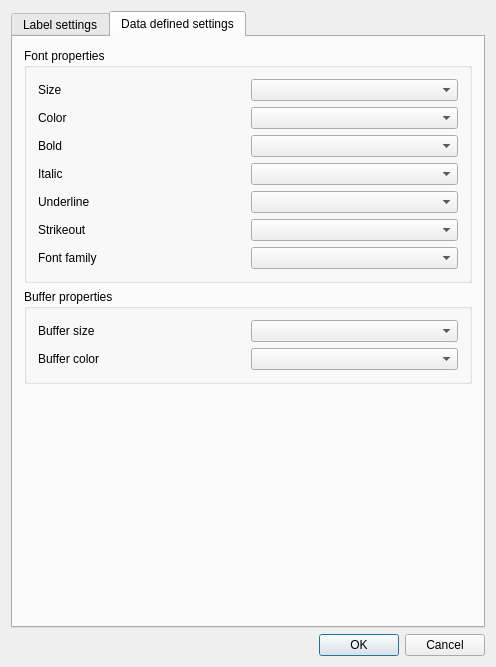
Before: the Qt Designer form qgis/src/ui/qgslabelingguibase.ui in sourcepole/qgis, drawn with Qt 5.
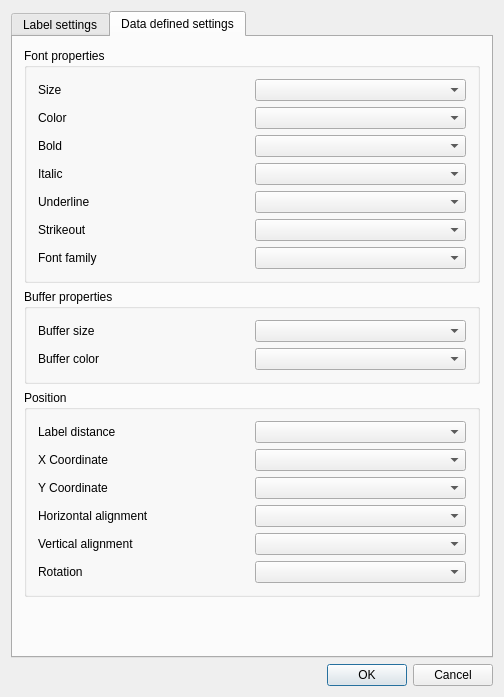
After: the same form once the commit is applied. The open tabs and pages were chosen to show the change. Icons and pictures are not drawn. Custom widgets are drawn as their Qt base class.

Commit message: [FEATURE] Data defined label position in new labeling - from Marco Hugentobler.

Patch:
```diff
--- a/qgis/src/ui/qgslabelingguibase.ui
+++ b/qgis/src/ui/qgslabelingguibase.ui
@@ -6,8 +6,8 @@
    <rect>
     <x>0</x>
     <y>0</y>
-    <width>496</width>
-    <height>659</height>
+    <width>504</width>
+    <height>686</height>
    </rect>
   </property>
   <property name="windowTitle">
@@ -396,7 +396,7 @@
               </item>
              </layout>
             </item>
-            <item row="1" column="0">
+            <item row="2" column="0">
              <widget class="QLabel" name="label_29">
               <property name="sizePolicy">
                <sizepolicy hsizetype="Preferred" vsizetype="Preferred">
@@ -412,7 +412,7 @@
               </property>
              </widget>
             </item>
-            <item row="1" column="1">
+            <item row="2" column="1">
              <layout class="QHBoxLayout" name="horizontalLayout_16">
               <item>
                <widget class="QgsColorButton" name="btnTextColor">
@@ -445,7 +445,7 @@
               </item>
              </layout>
             </item>
-            <item row="2" column="0">
+            <item row="3" column="0">
              <widget class="QLabel" name="label_30">
               <property name="text">
                <string>Buffer</string>
@@ -455,7 +455,7 @@
               </property>
              </widget>
             </item>
-            <item row="2" column="1">
+            <item row="3" column="1">
              <layout class="QHBoxLayout" name="horizontalLayout_17">
               <item>
                <widget class="QCheckBox" name="chkBuffer">
@@ -512,7 +512,7 @@
               </item>
              </layout>
             </item>
-            <item row="4" column="0">
+            <item row="5" column="0">
              <widget class="QLabel" name="label_33">
               <property name="sizePolicy">
                <sizepolicy hsizetype="Preferred" vsizetype="Preferred">
@@ -528,8 +528,14 @@
               </property>
              </widget>
             </item>
-            <item row="4" column="1">
+            <item row="5" column="1">
              <widget class="QgsLabelPreview" name="lblFontPreview">
+              <property name="sizePolicy">
+               <sizepolicy hsizetype="Fixed" vsizetype="Fixed">
+                <horstretch>0</horstretch>
+                <verstretch>0</verstretch>
+               </sizepolicy>
+              </property>
               <property name="minimumSize">
                <size>
                 <width>30</width>
@@ -544,13 +550,45 @@
               </property>
              </widget>
             </item>
-            <item row="3" column="0" colspan="2">
+            <item row="4" column="0" colspan="2">
              <widget class="Line" name="line_4">
               <property name="orientation">
                <enum>Qt::Horizontal</enum>
               </property>
              </widget>
             </item>
+            <item row="1" column="0">
+             <widget class="QLabel" name="mFontSizeLabel">
+              <property name="text">
+               <string>Font size</string>
+              </property>
+             </widget>
+            </item>
+            <item row="1" column="1">
+             <layout class="QHBoxLayout" name="horizontalLayout">
+              <item>
+               <widget class="QDoubleSpinBox" name="mFontSizeSpinBox">
+                <property name="maximum">
+                 <double>999999999.000000000000000</double>
+                </property>
+               </widget>
+              </item>
+              <item>
+               <widget class="QComboBox" name="mFontSizeUnitComboBox">
+                <item>
+                 <property name="text">
+                  <string>In points</string>
+                 </property>
+                </item>
+                <item>
+                 <property name="text">
+                  <string>In map units</string>
+                 </property>
+                </item>
+               </widget>
+              </item>
+             </layout>
+            </item>
            </layout>
           </widget>
          </item>
@@ -678,7 +716,7 @@
          </property>
         </widget>
        </item>
-       <item row="7" column="0">
+       <item row="8" column="0">
         <layout class="QHBoxLayout" name="horizontalLayout_19">
          <item>
           <widget class="QLabel" name="label_19">
@@ -696,7 +734,7 @@
          </item>
         </layout>
        </item>
-       <item row="8" column="0">
+       <item row="9" column="0">
         <layout class="QHBoxLayout" name="horizontalLayout_20">
          <item>
           <widget class="QCheckBox" name="chkNoObstacle">
@@ -733,13 +771,20 @@
          </item>
         </layout>
        </item>
+       <item row="7" column="0">
+        <widget class="QCheckBox" name="chkAddDirectionSymbol">
+         <property name="text">
+          <string>add direction symbol</string>
+         </property>
+        </widget>
+       </item>
       </layout>
      </widget>
      <widget class="QWidget" name="tab_4">
       <attribute name="title">
        <string>Data defined settings</string>
       </attribute>
-      <layout class="QGridLayout" name="gridLayout_4">
+      <layout class="QGridLayout" name="gridLayout_3">
        <item row="0" column="0">
         <widget class="QGroupBox" name="mFontAttributePropertiesGroupBox">
          <property name="sizePolicy">
@@ -753,8 +798,6 @@
          </property>
          <layout class="QGridLayout" name="gridLayout">
           <item row="0" column="0">
-           <layout class="QGridLayout" name="gridLayout_11">
-            <item row="0" column="0">
              <widget class="QLabel" name="mSizeLabel">
               <property name="text">
                <string>Size</string>
@@ -764,6 +807,16 @@
             <item row="0" column="1">
              <widget class="QComboBox" name="mSizeAttributeComboBox"/>
             </item>
+          <item row="1" column="0">
+           <widget class="QLabel" name="mColorLabel">
+            <property name="text">
+             <string>Color</string>
+            </property>
+           </widget>
+          </item>
+          <item row="1" column="1">
+           <widget class="QComboBox" name="mColorAttributeComboBox"/>
+          </item>
             <item row="2" column="0">
              <widget class="QLabel" name="mBoldLabel">
               <property name="text">
@@ -774,19 +827,6 @@
             <item row="2" column="1">
              <widget class="QComboBox" name="mBoldAttributeComboBox"/>
             </item>
-            <item row="1" column="1">
-             <widget class="QComboBox" name="mColorAttributeComboBox"/>
-            </item>
-            <item row="1" column="0">
-             <widget class="QLabel" name="mColorLabel">
-              <property name="text">
-               <string>Color</string>
-              </property>
-             </widget>
-            </item>
-            <item row="3" column="1">
-             <widget class="QComboBox" name="mItalicAttributeComboBox"/>
-            </item>
             <item row="3" column="0">
              <widget class="QLabel" name="mItalicLabel">
               <property name="text">
@@ -794,8 +834,8 @@
               </property>
              </widget>
             </item>
-            <item row="4" column="1">
-             <widget class="QComboBox" name="mUnderlineAttributeComboBox"/>
+          <item row="3" column="1">
+           <widget class="QComboBox" name="mItalicAttributeComboBox"/>
             </item>
             <item row="4" column="0">
              <widget class="QLabel" name="mUnderlineLabel">
@@ -804,18 +844,8 @@
               </property>
              </widget>
             </item>
-            <item row="6" column="1">
-             <widget class="QComboBox" name="mFontFamilyAttributeComboBox"/>
-            </item>
-            <item row="6" column="0">
-             <widget class="QLabel" name="mFontFamilyLabel">
-              <property name="text">
-               <string>Font family</string>
-              </property>
-             </widget>
-            </item>
-            <item row="5" column="1">
-             <widget class="QComboBox" name="mStrikeoutAttributeComboBox"/>
+          <item row="4" column="1">
+           <widget class="QComboBox" name="mUnderlineAttributeComboBox"/>
             </item>
             <item row="5" column="0">
              <widget class="QLabel" name="mStrikeoutLabel">
@@ -824,7 +854,18 @@
               </property>
              </widget>
             </item>
-           </layout>
+          <item row="5" column="1">
+           <widget class="QComboBox" name="mStrikeoutAttributeComboBox"/>
+          </item>
+          <item row="6" column="0">
+           <widget class="QLabel" name="mFontFamilyLabel">
+            <property name="text">
+             <string>Font family</string>
+            </property>
+           </widget>
+          </item>
+          <item row="6" column="1">
+           <widget class="QComboBox" name="mFontFamilyAttributeComboBox"/>
           </item>
          </layout>
         </widget>
@@ -834,8 +875,6 @@
          <property name="title">
           <string>Buffer properties</string>
          </property>
-         <layout class="QGridLayout" name="gridLayout_3">
-          <item row="0" column="0">
            <layout class="QGridLayout" name="gridLayout_2">
             <item row="0" column="0">
              <widget class="QLabel" name="mBufferSizeLabel">
@@ -858,11 +897,78 @@
              <widget class="QComboBox" name="mBufferColorAttributeComboBox"/>
             </item>
            </layout>
+        </widget>
+       </item>
+       <item row="2" column="0">
+        <widget class="QGroupBox" name="mPositionAttributeGroupBox">
+         <property name="title">
+          <string>Position</string>
+         </property>
+         <layout class="QGridLayout" name="gridLayout_4">
+          <item row="1" column="0">
+           <widget class="QLabel" name="mXCoordinateLabel">
+            <property name="text">
+             <string>X Coordinate</string>
+            </property>
+           </widget>
+          </item>
+          <item row="1" column="1">
+           <widget class="QComboBox" name="mXCoordinateComboBox"/>
+          </item>
+          <item row="2" column="0">
+           <widget class="QLabel" name="mYCoordinateLabel">
+            <property name="text">
+             <string>Y Coordinate</string>
+            </property>
+           </widget>
+          </item>
+          <item row="2" column="1">
+           <widget class="QComboBox" name="mYCoordinateComboBox"/>
+          </item>
+          <item row="3" column="0">
+           <widget class="QLabel" name="mHorizontalAlignmentLabel">
+            <property name="text">
+             <string>Horizontal alignment</string>
+            </property>
+           </widget>
+          </item>
+          <item row="3" column="1">
+           <widget class="QComboBox" name="mHorizontalAlignmentComboBox"/>
+          </item>
+          <item row="4" column="0">
+           <widget class="QLabel" name="mVerticalAlignmentLabel">
+            <property name="text">
+             <string>Vertical alignment</string>
+            </property>
+           </widget>
+          </item>
+          <item row="4" column="1">
+           <widget class="QComboBox" name="mVerticalAlignmentComboBox"/>
+          </item>
+          <item row="5" column="1">
+           <widget class="QComboBox" name="mRotationComboBox"/>
+          </item>
+          <item row="5" column="0">
+           <widget class="QLabel" name="mRotationLabel">
+            <property name="text">
+             <string>Rotation</string>
+            </property>
+           </widget>
+          </item>
+          <item row="0" column="1">
+           <widget class="QComboBox" name="mLabelDistanceComboBox"/>
+          </item>
+          <item row="0" column="0">
+           <widget class="QLabel" name="mLabelDistanceLabel">
+            <property name="text">
+             <string>Label distance</string>
+            </property>
+           </widget>
           </item>
          </layout>
         </widget>
        </item>
-       <item row="2" column="0">
+       <item row="3" column="0">
         <spacer name="verticalSpacer">
          <property name="orientation">
           <enum>Qt::Vertical</enum>
```
Lines whose indentation alone changed are shown as unchanged. The commit also changes 10 other files.
